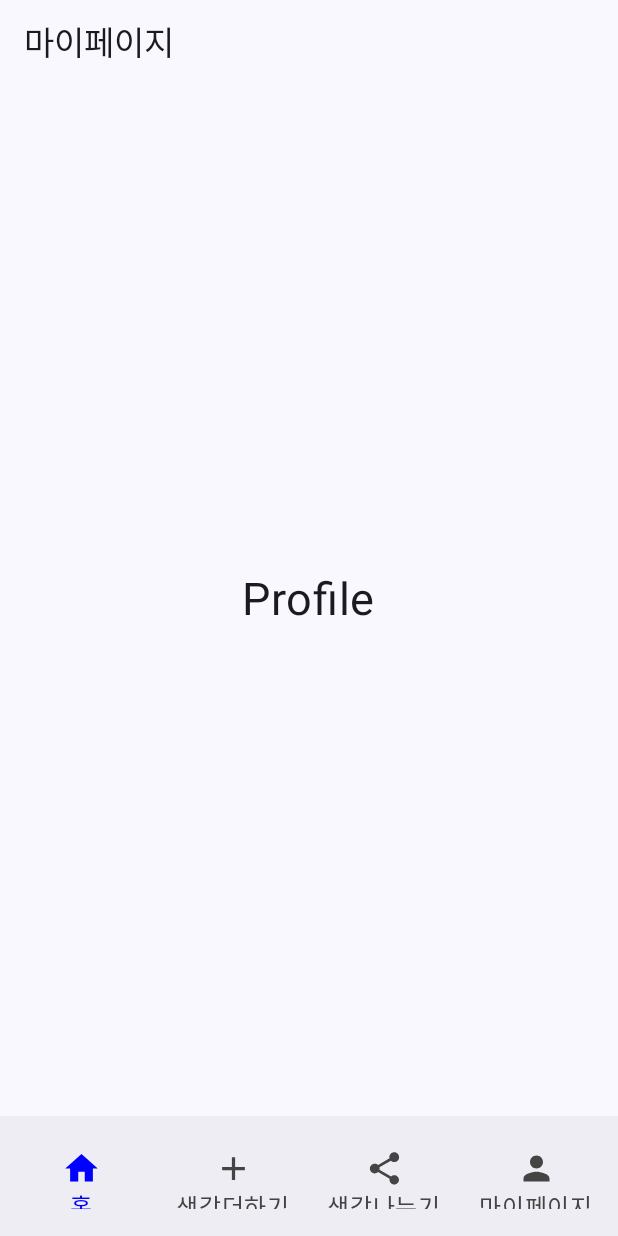
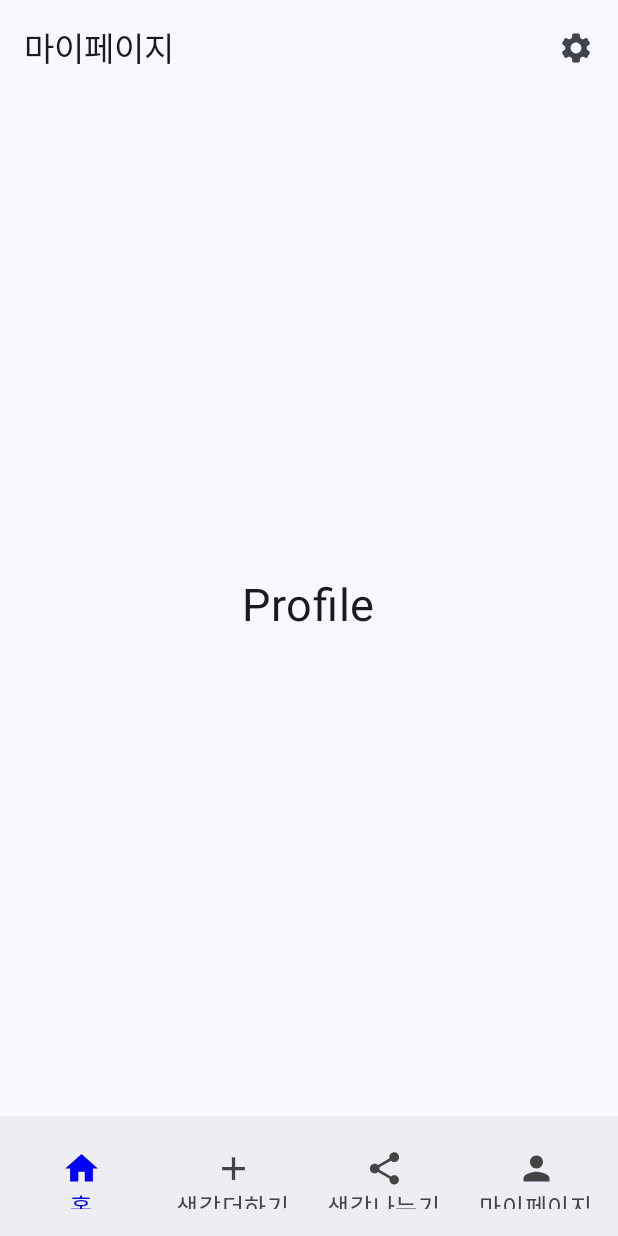
Before and after one commit to gitsuhyun/Compose-Practice, an Android app built with Jetpack Compose: the ProfileScreen screen opened through its navigation route, on a phone screen of 412 x 824 dp. Run offline under Robolectric (Android 15) with nearby library versions, the phone set to English and light mode, and no system bars; Roboto replaces fonts that are not available here.

Commit message:
[Feat] 마이페이지 앱바 세팅 버튼

```diff
--- a/app/src/main/java/com/example/compose_practice/screens/ProfileScreen.kt
+++ b/app/src/main/java/com/example/compose_practice/screens/ProfileScreen.kt
@@ -7,6 +7,8 @@ import androidx.compose.foundation.layout.fillMaxSize
 import androidx.compose.foundation.layout.fillMaxWidth
 import androidx.compose.foundation.layout.height
 import androidx.compose.foundation.layout.padding
+import androidx.compose.material.icons.Icons
+import androidx.compose.material.icons.filled.Settings
 import androidx.compose.material3.*
 import androidx.compose.runtime.Composable
 import androidx.compose.ui.Alignment
@@ -23,11 +25,15 @@ fun ProfileScreen() {
             TopAppBar(
                 title = { Text("마이페이지") },
                 actions = {
-                    // 여기에 앱바의 오른쪽에 표시할 아이콘이나 액션 버튼을 추가할 수 있습니다.
+                    IconButton(onClick = {
+
+                    }) {
+                        Icon(
+                            imageVector = Icons.Filled.Settings, // 기본 아이콘 설정
+                            contentDescription = "Settings"
+                        )
+                    }
                 },
-                modifier = Modifier
-                    .fillMaxWidth()
-                    .height(56.dp) // 기본 높이 설정
             )
         }
     ) { innerPadding ->
```
